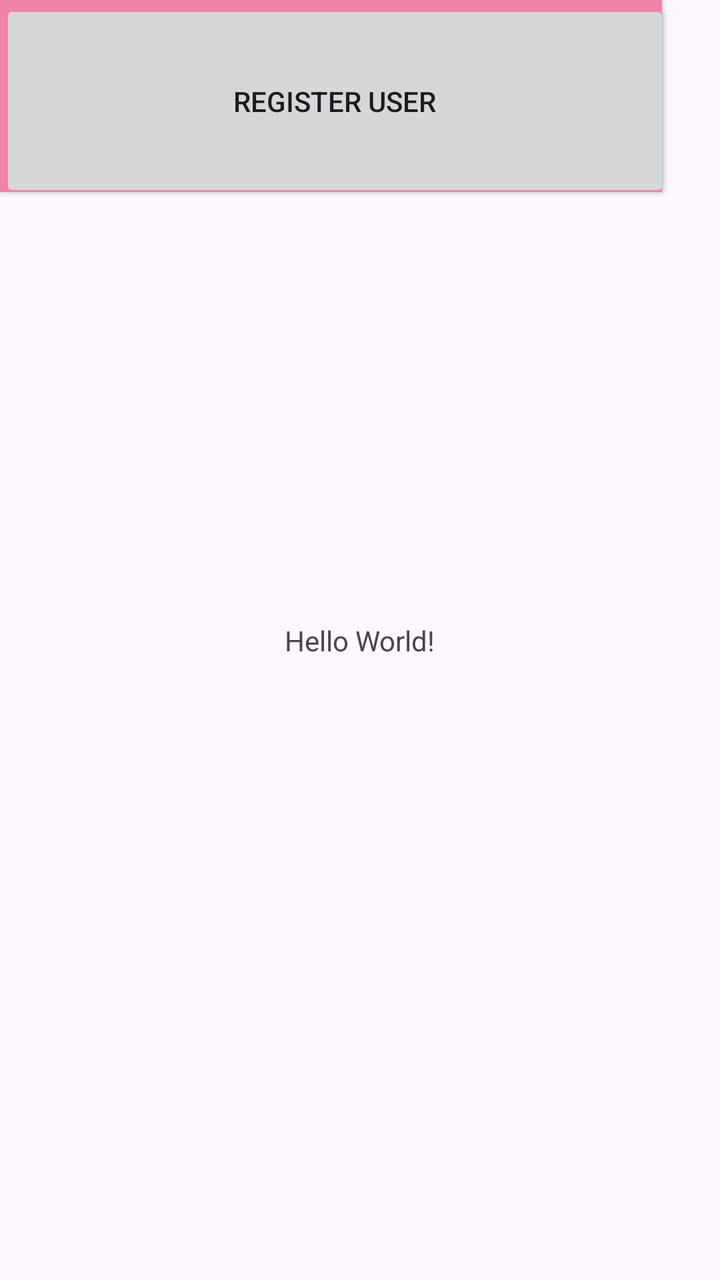
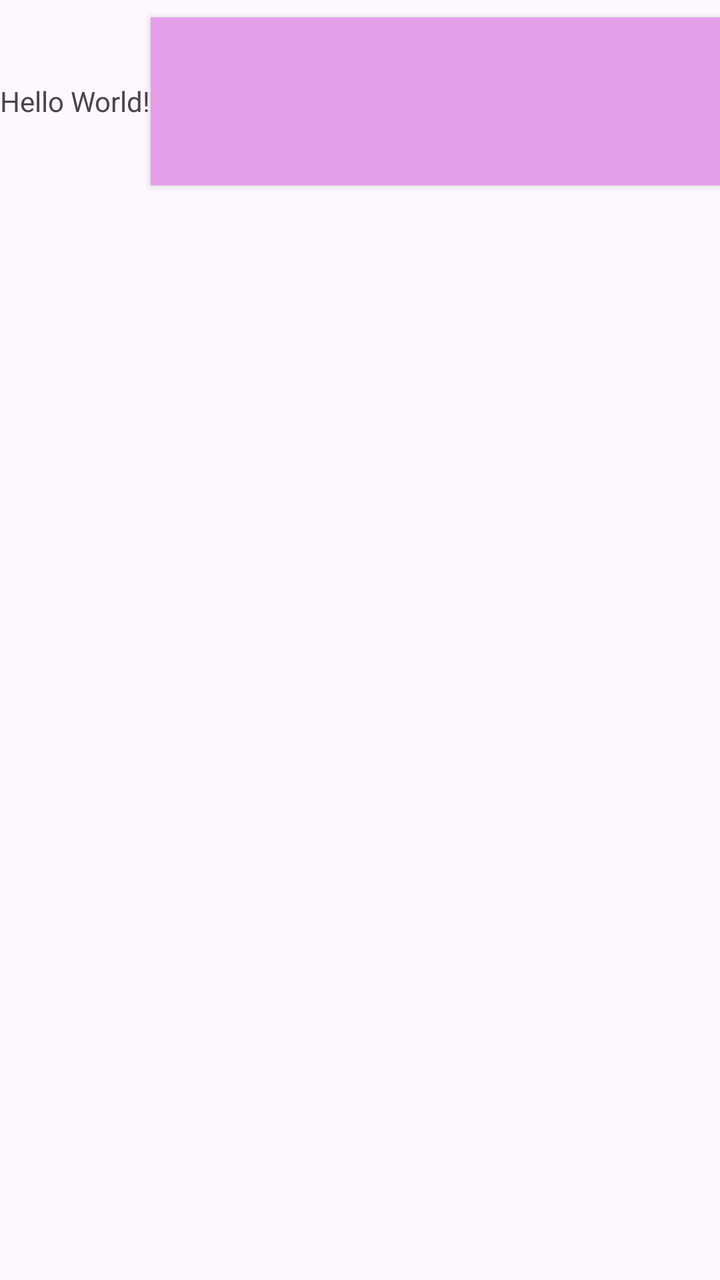

The first picture is an Android layout as it rendered before a commit; the second is the same layout after the commit. The layout source and the unified diff follow.
<!-- AndroidManifest.xml: application theme Theme.DialaApp2 -->
<!-- res/layout/activity_main.xml -->
<?xml version="1.0" encoding="utf-8"?>
<androidx.constraintlayout.widget.ConstraintLayout xmlns:android="http://schemas.android.com/apk/res/android"
    xmlns:app="http://schemas.android.com/apk/res-auto"
    xmlns:tools="http://schemas.android.com/tools"
    android:id="@+id/main"
    android:layout_width="match_parent"
    android:layout_height="match_parent"
    tools:context=".viewPkg.MainActivity">

    <TextView
        android:id="@+id/textView"
        android:layout_width="wrap_content"
        android:layout_height="wrap_content"
        android:text="Hello World!"
        app:layout_constraintBottom_toBottomOf="parent"
        app:layout_constraintEnd_toEndOf="parent"
        app:layout_constraintStart_toStartOf="parent"
        app:layout_constraintTop_toTopOf="parent" />

    <Button
        android:id="@+id/btnAddTaskScreen"
        android:layout_width="331dp"
        android:layout_height="96dp"
        android:background="#F284A9"
        android:text="Add New Task"
        android:textColor="#E2A0E9"
        android:textColorHighlight="#E9B6C6"
        android:textColorHint="#EF97B6"
        app:iconTint="#EF99B2"
        app:iconTintMode="add"
        tools:layout_editor_absoluteX="50dp"
        tools:layout_editor_absoluteY="66dp" />

    <Button
        android:id="@+id/btnRegisterScreen"
        android:layout_width="335dp"
        android:layout_height="101dp"
        android:text="Register User"
        tools:layout_editor_absoluteX="52dp"
        tools:layout_editor_absoluteY="211dp" />

</androidx.constraintlayout.widget.ConstraintLayout>
<!-- resources referenced by this layout -->
<resources>
  <style name="Theme.DialaApp2" parent="Base.Theme.DialaApp2" />
  <style name="Base.Theme.DialaApp2" parent="Theme.Material3.DayNight.NoActionBar">
          
          
      </style>
</resources>

<!-- the commit's change to res/layout/activity_main.xml (unified diff, before → after) -->
@@ -1,5 +1,5 @@
 <?xml version="1.0" encoding="utf-8"?>
-<androidx.constraintlayout.widget.ConstraintLayout xmlns:android="http://schemas.android.com/apk/res/android"
+<LinearLayout xmlns:android="http://schemas.android.com/apk/res/android"
     xmlns:app="http://schemas.android.com/apk/res-auto"
     xmlns:tools="http://schemas.android.com/tools"
     android:id="@+id/main"
@@ -19,24 +19,25 @@
 
     <Button
         android:id="@+id/btnAddTaskScreen"
-        android:layout_width="331dp"
-        android:layout_height="96dp"
-        android:background="#F284A9"
+        android:layout_width="299dp"
+        android:layout_height="84dp"
+        android:background="#E39FE9"
+        android:shadowColor="#EF9AB6"
         android:text="Add New Task"
         android:textColor="#E2A0E9"
         android:textColorHighlight="#E9B6C6"
         android:textColorHint="#EF97B6"
         app:iconTint="#EF99B2"
         app:iconTintMode="add"
-        tools:layout_editor_absoluteX="50dp"
-        tools:layout_editor_absoluteY="66dp" />
+        tools:layout_editor_absoluteX="52dp"
+        tools:layout_editor_absoluteY="84dp" />
 
     <Button
         android:id="@+id/btnRegisterScreen"
         android:layout_width="335dp"
         android:layout_height="101dp"
         android:text="Register User"
-        tools:layout_editor_absoluteX="52dp"
+        tools:layout_editor_absoluteX="38dp"
         tools:layout_editor_absoluteY="211dp" />
 
-</androidx.constraintlayout.widget.ConstraintLayout>
+</LinearLayout>
